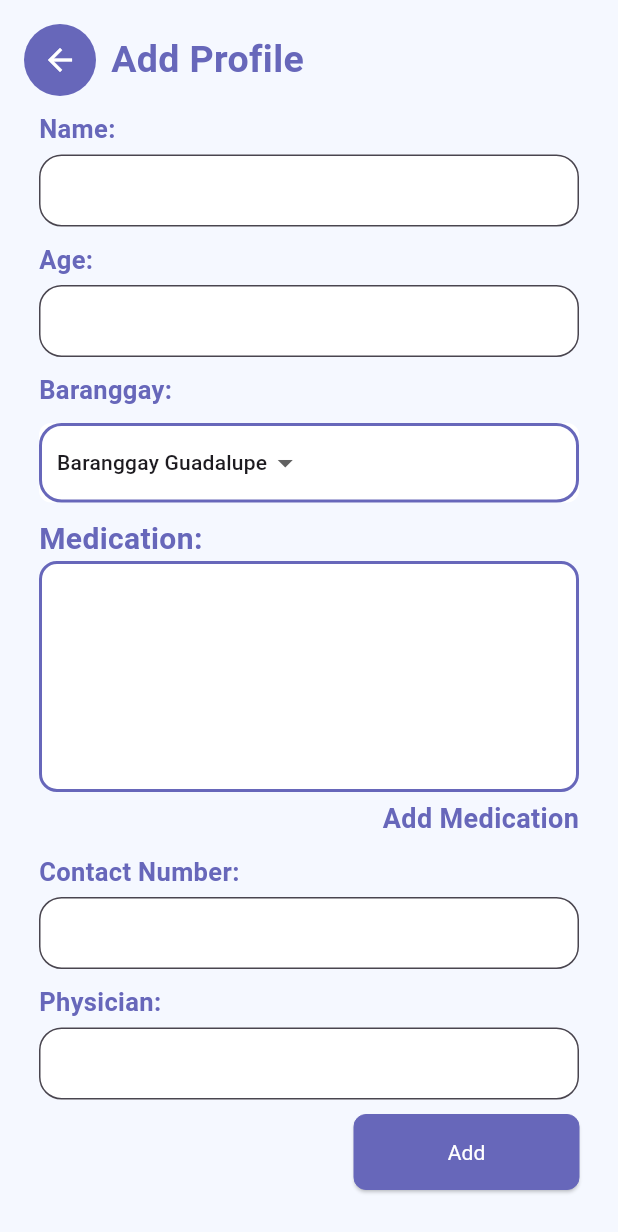
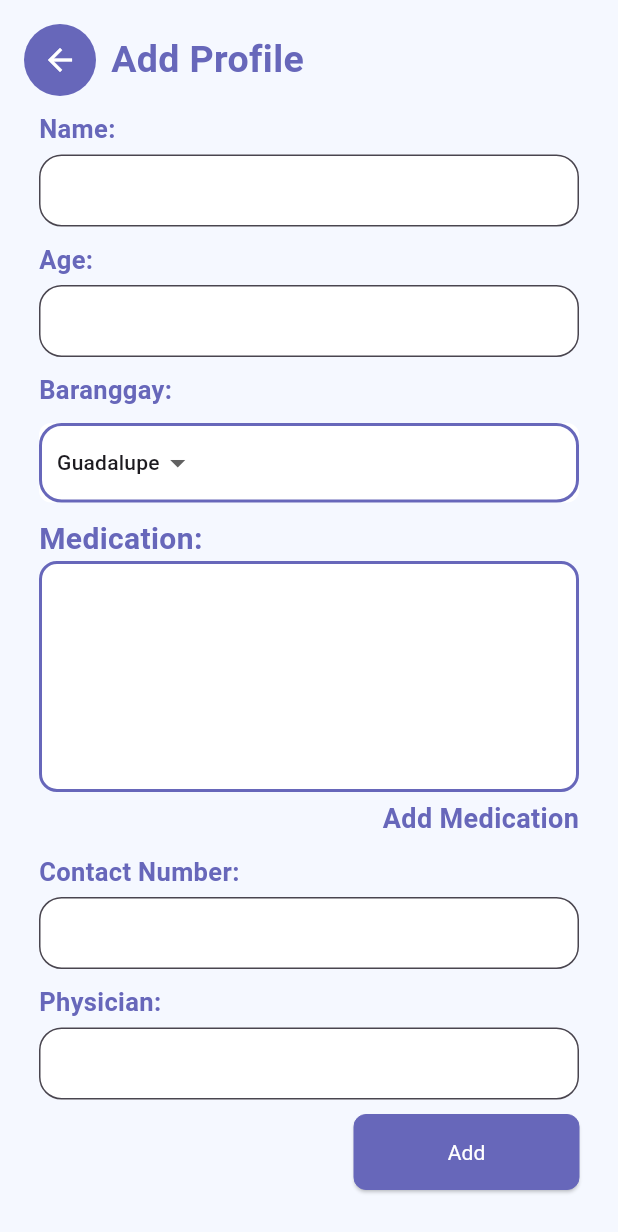
Before and after one commit to Orekidesu/Mobile-Health-App-Tambag, a Flutter app: the AddProfilePage screen opened directly, on a phone screen of 412 x 824 dp. Shown: the top 1232 px of the screen. Run offline on Flutter 3.47's test engine with Material 3 defaults, Android fonts, the phone set to English and light mode, and no system bars; our stand-ins replace cloud_firestore, firebase_auth, firebase_core, flutter_slidable, fluttertoast, font_awesome_flutter; accounts and stored records are empty; Roboto replaces fonts that are missing (Arial).

Commit message:
Brgy Drop Down Update

```diff
--- a/lib/Screen/addProfilePage.dart
+++ b/lib/Screen/addProfilePage.dart
@@ -37,7 +37,7 @@ class _AddProfilePageState extends State<AddProfilePage> {
   final CollectionReference followUpCollection =
       FirebaseFirestore.instance.collection('follow_up_history');
 
-  String selectedBrgy = 'Baranggay Guadalupe';
+  String selectedBrgy = 'Guadalupe';
 
   Future<void> addProfileToFirebase() async {
     try {
@@ -140,7 +140,7 @@ class _AddProfilePageState extends State<AddProfilePage> {
     };
   }
 
-  List<String> Brgy = ['Baranggay Guadalupe', 'Baranggay Patag', 'Baranggay Gabas'];
+  List<String> Brgy = ['Guadalupe', 'Patag', 'Gabas'];
 
   bool _validateInput() {
     // Check if any of the text fields are empty
```
